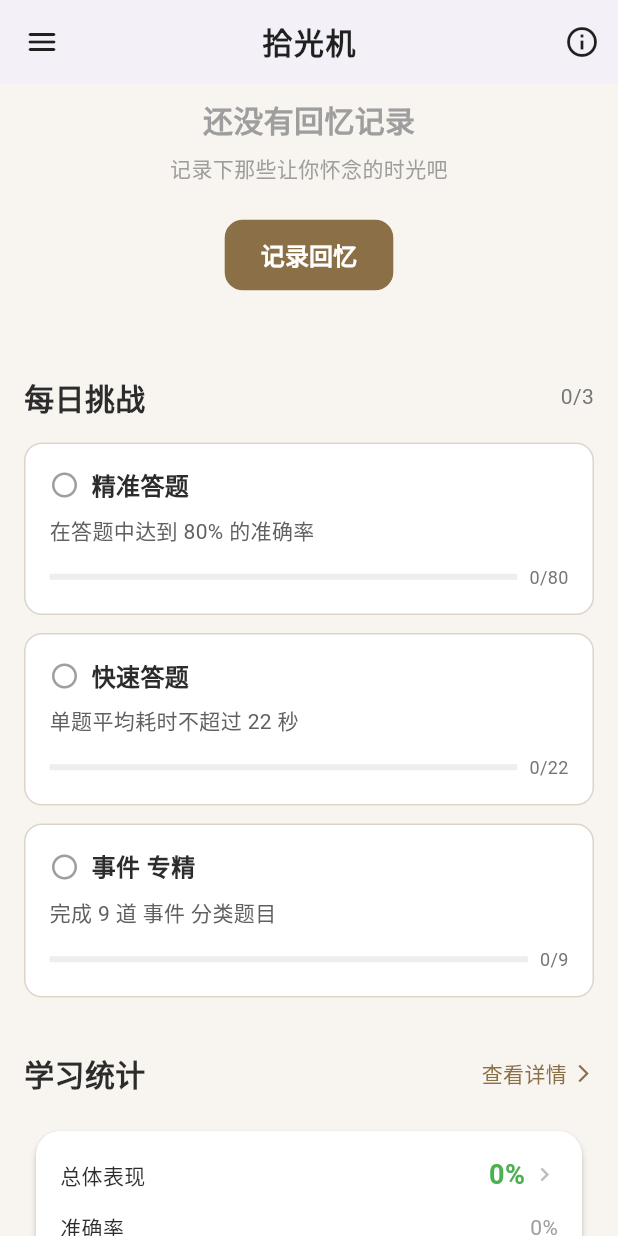
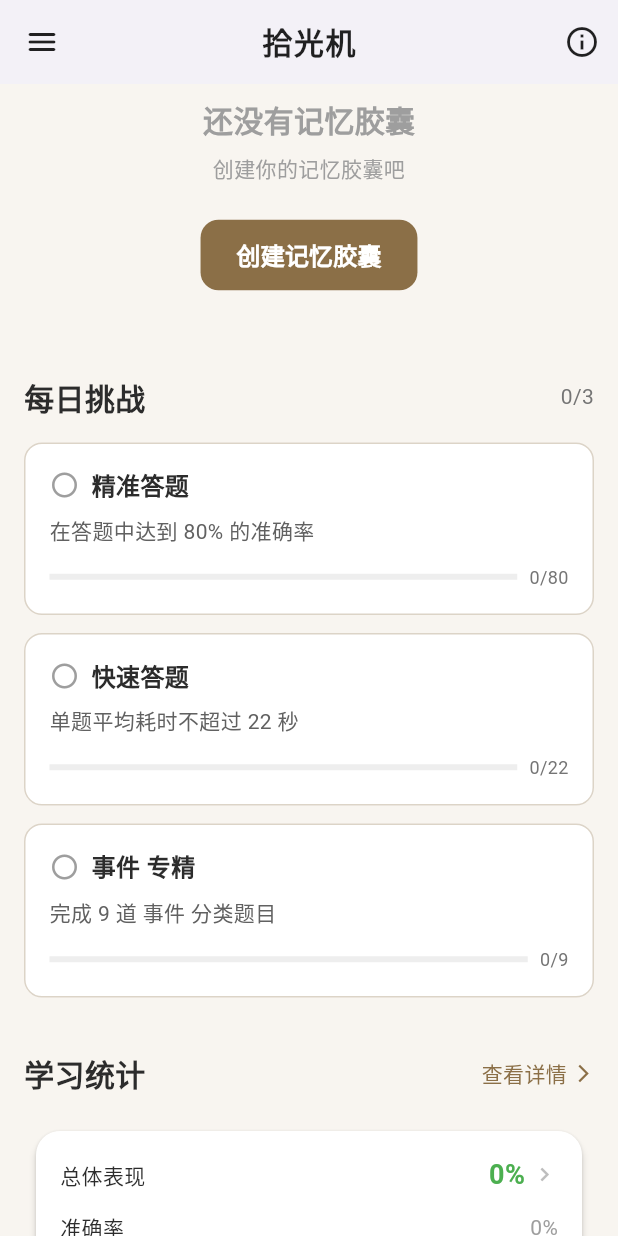
Before and after one commit to Qson8/time_echo, a Flutter app: the EnhancedHomeTab screen opened directly, scrolled down 576 dp, on a phone screen of 412 x 824 dp. Run offline on Flutter 3.47's test engine with Material 3 defaults, Android fonts, the phone set to English and light mode, and no system bars; our stand-ins replace audioplayers, fl_chart, flutter_staggered_animations, flutter_tts, image_picker, qr_flutter and 4 more; accounts and stored records are empty.

Commit message:
feat: 回忆修改成记忆胶囊

```diff
--- a/lib/models/memory_record.dart
+++ b/lib/models/memory_record.dart
@@ -1,4 +1,4 @@
-/// 时光回忆数据模型
+/// 记忆胶囊数据模型
 class MemoryRecord {
   final int id;
   final String content;           // 回忆内容
--- a/lib/screens/enhanced_home_screen.dart
+++ b/lib/screens/enhanced_home_screen.dart
@@ -13,7 +13,6 @@ import 'quiz_config_screen.dart';
 import 'collection_screen.dart';
 import 'achievement_screen.dart';
 import 'settings_screen.dart';
-import 'memory_capsule_screen.dart';
 import 'memory_screen.dart';
 import 'memory_detail_screen.dart';
 import 'memory_view_screen.dart';
@@ -318,7 +317,7 @@ class _EnhancedHomeScreenState extends State<EnhancedHomeScreen>
                       context,
                       4,
                       Icons.photo_library_rounded,
-                      '时光回忆',
+                      '记忆胶囊',
                       '查看记录的回忆',
                       onTap: () {
                         Navigator.pop(context);
@@ -676,15 +675,17 @@ class EnhancedHomeTab extends StatefulWidget {
 }
 
 class _EnhancedHomeTabState extends State<EnhancedHomeTab>
-    with TickerProviderStateMixin {
+    with TickerProviderStateMixin, WidgetsBindingObserver {
   late AnimationController _welcomeController;
   late AnimationController _statsController;
   late Animation<double> _welcomeAnimation;
   late Animation<double> _statsAnimation;
+  int _memoryRefreshKey = 0; // 用于刷新记忆胶囊列表的key
 
   @override
   void initState() {
     super.initState();
+    WidgetsBinding.instance.addObserver(this);
     _welcomeController = AnimationController(
       duration: const Duration(milliseconds: 800),
       vsync: this,
@@ -717,7 +718,26 @@ class _EnhancedHomeTabState extends State<EnhancedHomeTab>
   }
 
   @override
+  void didChangeAppLifecycleState(AppLifecycleState state) {
+    super.didChangeAppLifecycleState(state);
+    // 当应用从后台返回前台时，刷新记忆胶囊列表
+    if (state == AppLifecycleState.resumed) {
+      _refreshMemories();
+    }
+  }
+
+  /// 刷新记忆胶囊列表
+  void _refreshMemories() {
+    if (mounted) {
+      setState(() {
+        _memoryRefreshKey++;
+      });
+    }
+  }
+
+  @override
   void dispose() {
+    WidgetsBinding.instance.removeObserver(this);
     _welcomeController.dispose();
     _statsController.dispose();
     super.dispose();
@@ -744,7 +764,7 @@ class _EnhancedHomeTabState extends State<EnhancedHomeTab>
 
                 const SizedBox(height: 24),
 
-                // 拾光回忆（提升权重，放在更靠前的位置）
+                // 记忆胶囊（提升权重，放在更靠前的位置）
                 _buildRecentMemoriesSection(),
 
                 const SizedBox(height: 24),
@@ -1532,9 +1552,10 @@ class _EnhancedHomeTabState extends State<EnhancedHomeTab>
     );
   }
 
-  /// 构建拾光回忆区域
+  /// 构建记忆胶囊区域
   Widget _buildRecentMemoriesSection() {
     return FutureBuilder<List<MemoryRecord>>(
+      key: ValueKey(_memoryRefreshKey), // 使用key来触发刷新
       future: MemoryService().getMemoriesSortedByTime(ascending: false),
       builder: (context, snapshot) {
         if (snapshot.connectionState == ConnectionState.waiting) {
@@ -1561,7 +1582,7 @@ class _EnhancedHomeTabState extends State<EnhancedHomeTab>
                     ),
                     const SizedBox(width: 8),
                     const Text(
-                      '拾光回忆',
+                      '记忆胶囊',
                       style: TextStyle(
                         fontSize: 22,
                         fontWeight: FontWeight.bold,
@@ -1572,14 +1593,16 @@ class _EnhancedHomeTabState extends State<EnhancedHomeTab>
                 ),
                 if (memories.isNotEmpty)
                   GestureDetector(
-                    onTap: () {
+                    onTap: () async {
                       HapticFeedback.lightImpact();
-                      Navigator.push(
+                      await Navigator.push(
                         context,
                         MaterialPageRoute(
                           builder: (context) => const MemoryScreen(),
                         ),
                       );
+                      // 从记忆胶囊页面返回时刷新列表
+                      _refreshMemories();
                     },
                     child: Row(
                       mainAxisSize: MainAxisSize.min,
@@ -1607,31 +1630,35 @@ class _EnhancedHomeTabState extends State<EnhancedHomeTab>
 
             if (memories.isEmpty)
               EnhancedUXComponents.buildSmartEmptyState(
-                title: '还没有回忆记录',
-                subtitle: '记录下那些让你怀念的时光吧',
+                title: '还没有记忆胶囊',
+                subtitle: '创建你的记忆胶囊吧',
                 icon: Icons.photo_library_outlined,
-                actionText: '记录回忆',
-                onAction: () {
-                  Navigator.push(
+                actionText: '创建记忆胶囊',
+                onAction: () async {
+                  await Navigator.push(
                     context,
                     MaterialPageRoute(
                       builder: (context) => const MemoryScreen(),
                     ),
                   );
+                  // 从记忆胶囊页面返回时刷新列表
+                  _refreshMemories();
                 },
               )
             else ...[
               ...memories.take(4).map((memory) => _buildMemoryCard(memory)),
               if (memories.length > 4)
                 GestureDetector(
-                  onTap: () {
+                  onTap: () async {
                     HapticFeedback.lightImpact();
-                    Navigator.push(
+                    await Navigator.push(
                       context,
                       MaterialPageRoute(
                         builder: (context) => const MemoryScreen(),
                       ),
                     );
+                    // 从记忆胶囊页面返回时刷新列表
+                    _refreshMemories();
                   },
                   child: Container(
                     margin: const EdgeInsets.only(top: 8),
@@ -1648,7 +1675,7 @@ class _EnhancedHomeTabState extends State<EnhancedHomeTab>
                       mainAxisAlignment: MainAxisAlignment.center,
                       children: [
                         Text(
-                          '查看更多回忆 (${memories.length}条)',
+                          '查看更多记忆胶囊 (${memories.length}条)',
                           style: TextStyle(
                             fontSize: 14,
                             color: const Color(AppConstants.primaryColor),
@@ -1672,7 +1699,7 @@ class _EnhancedHomeTabState extends State<EnhancedHomeTab>
     );
   }
 
-  /// 构建回忆卡片
+  /// 构建记忆胶囊卡片
   Widget _buildMemoryCard(MemoryRecord memory) {
     return GestureDetector(
       onTap: () {
@@ -2127,7 +2154,7 @@ class _EnhancedHomeTabState extends State<EnhancedHomeTab>
   void _openMemoryCapsules() {
     Navigator.push(
       context,
-      MaterialPageRoute(builder: (context) => const MemoryCapsuleScreen()),
+      MaterialPageRoute(builder: (context) => const MemoryScreen()),
     );
   }
 
--- a/lib/screens/home_screen.dart
+++ b/lib/screens/home_screen.dart
@@ -515,7 +515,7 @@ class _HomeTabState extends State<HomeTab> with TickerProviderStateMixin {
                 offset: const Offset(50, 0),
                 child: _buildQuickStartCard(
                   context,
-                  '时光回忆',
+                  '记忆胶囊',
                   '记录你的回忆',
                   Icons.photo_library,
                   () => Navigator.of(context).push(
--- a/lib/screens/memory_screen.dart
+++ b/lib/screens/memory_screen.dart
@@ -7,7 +7,7 @@ import '../services/memory_service.dart';
 import 'memory_detail_screen.dart';
 import 'memory_view_screen.dart';
 
-/// 时光回忆页面
+/// 记忆胶囊页面
 class MemoryScreen extends StatefulWidget {
   const MemoryScreen({super.key});
 
@@ -83,7 +83,7 @@ class _MemoryScreenState extends State<MemoryScreen>
   Widget build(BuildContext context) {
     return Scaffold(
       appBar: AppBar(
-        title: const Text('时光回忆'),
+        title: const Text('记忆胶囊'),
         centerTitle: true,
         actions: [
           IconButton(
@@ -159,7 +159,7 @@ class _MemoryScreenState extends State<MemoryScreen>
             ),
             const SizedBox(height: 24),
             const Text(
-              '时光回忆还是空的',
+              '记忆胶囊还是空的',
               style: TextStyle(
                 fontSize: 20,
                 fontWeight: FontWeight.bold,
--- a/lib/screens/memory_view_screen.dart
+++ b/lib/screens/memory_view_screen.dart
@@ -113,7 +113,7 @@ class _MemoryViewScreenState extends State<MemoryViewScreen> {
             pinned: true,
             flexibleSpace: FlexibleSpaceBar(
               title: Text(
-                '时光回忆',
+                '记忆胶囊',
                 style: TextStyle(
                   color: Colors.white,
                   fontWeight: FontWeight.bold,
--- a/lib/screens/quiz_result_screen.dart
+++ b/lib/screens/quiz_result_screen.dart
@@ -451,7 +451,7 @@ class _QuizResultScreenState extends State<QuizResultScreen>
           const SizedBox(height: 12),
           Text(
             hasMemory
-                ? '你已经为这次拾光之旅记录了回忆，可以在时光回忆中查看～'
+                ? '你已经为这次拾光之旅记录了回忆，可以在记忆胶囊中查看～'
                 : '记录下这段答题带来的回忆吧，让它成为你独特的怀旧档案～',
             style: const TextStyle(
               fontSize: 14,
@@ -615,7 +615,7 @@ class _QuizResultScreenState extends State<QuizResultScreen>
 
       ScaffoldMessenger.of(context).showSnackBar(
         const SnackBar(
-          content: Text('回忆已记录到时光回忆'),
+          content: Text('回忆已记录到记忆胶囊'),
           backgroundColor: Colors.green,
           duration: Duration(seconds: 2),
         ),
--- a/lib/screens/story_library_screen.dart
+++ b/lib/screens/story_library_screen.dart
@@ -670,7 +670,7 @@ class _StoryDetailScreenState extends State<StoryDetailScreen> {
     if (result == true && mounted) {
       ScaffoldMessenger.of(context).showSnackBar(
         const SnackBar(
-          content: Text('回忆已记录到时光回忆'),
+          content: Text('回忆已记录到记忆胶囊'),
           backgroundColor: Colors.green,
         ),
       );
--- a/lib/services/app_state_provider.dart
+++ b/lib/services/app_state_provider.dart
@@ -9,6 +9,7 @@ import '../services/echo_achievement_service.dart';
 import '../services/echo_collection_service.dart';
 import '../services/voice_service.dart';
 import '../services/local_storage_service.dart';
+import '../services/json_storage_service.dart';
 import '../services/question_update_service.dart';
 import '../services/font_size_service.dart';
 import '../services/theme_service.dart';
@@ -1044,7 +1045,11 @@ class AppStateProvider extends ChangeNotifier {
     try {
       print('🗑️ 开始清除所有数据...');
 
-      // 清除拾光记录
+      // 先清除所有文件（包括记忆胶囊和故事）
+      print('🗑️ 清除所有数据文件（包括记忆胶囊和故事）...');
+      await JsonStorageService().clearAllData();
+
+      // 清除拾光记录（确保内存中的数据也被清除）
       print('🗑️ 清除拾光记录...');
       await _testRecordService.clearAllRecords();
 
--- a/lib/services/json_storage_service.dart
+++ b/lib/services/json_storage_service.dart
@@ -768,6 +768,8 @@ class JsonStorageService {
       _achievementsFile,
       _settingsFile,
       _questionUpdateLogFile,
+      _memoriesFile,  // 记忆胶囊文件
+      _storiesFile,   // 故事文件
     ];
 
     for (final file in files) {
--- a/lib/services/memory_service.dart
+++ b/lib/services/memory_service.dart
@@ -1,7 +1,7 @@
 import '../models/memory_record.dart';
 import 'json_storage_service.dart';
 
-/// 时光回忆服务类（使用JSON文件存储）
+/// 记忆胶囊服务类（使用JSON文件存储）
 class MemoryService {
   static final MemoryService _instance = MemoryService._internal();
   factory MemoryService() => _instance;
```
